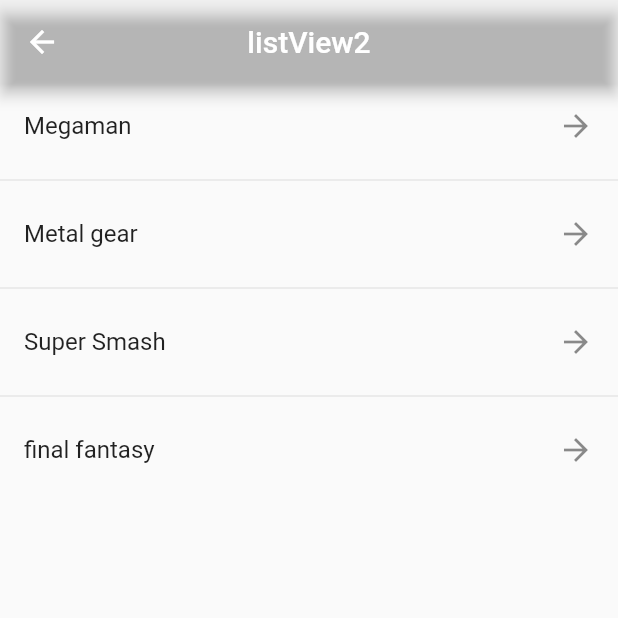
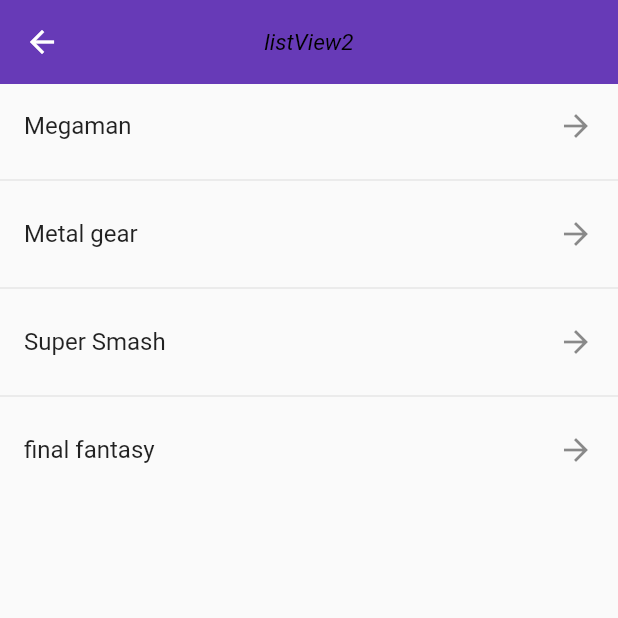
Before and after one commit to JonathanQuezada01/Flutter_componentes, a Flutter app: the ListView2Screen screen opened by its route, on a phone screen of 412 x 824 dp, the top half of it. Run offline on Flutter 3.47's test engine with Material 2 defaults, Android fonts, the phone set to English and light mode, and no system bars.

Commit message:
creacion del tema central

```diff
--- a/lib/main.dart
+++ b/lib/main.dart
@@ -1,3 +1,4 @@
+import 'package:componentes/themes/app_themes.dart';
 import 'package:flutter/material.dart';
 
 import 'routes/app_routes.dart';
@@ -16,7 +17,6 @@ class MyApp extends StatelessWidget {
         routes: AppRoutes.getAppRoutes(),
         onGenerateRoute: AppRoutes
             .onGenerateRoute, //Se debe de poner el nombre de la función creada en la ruta 404}
-      theme: ThemeData.light().copyWith(),
-    );
+        theme: AppTheme.lightTeme);
   }
 }
--- a/lib/screens/card_screen.dart
+++ b/lib/screens/card_screen.dart
@@ -5,8 +5,9 @@ class CardScreen extends StatelessWidget {
 
   @override
   Widget build(BuildContext context) {
-    return const Scaffold(
-      body: Center(
+    return Scaffold(
+      appBar: AppBar(title: const Text('cardScreen')),
+      body: const Center(
         child: Text('CardScreen'),
       ),
     );
--- a/lib/screens/listview2_screen.dart
+++ b/lib/screens/listview2_screen.dart
@@ -1,6 +1,4 @@
 import 'package:flutter/material.dart';
-
-import 'package:componentes/styles/styles.dart';
 
 class ListView2Screen extends StatelessWidget {
   //Lista de texto que se le ingresara al ListView
@@ -16,11 +14,11 @@ class ListView2Screen extends StatelessWidget {
   Widget build(BuildContext context) {
     return Scaffold(
         appBar: AppBar(
-            centerTitle: true,
-            title: const Text(
-              'listView2',
-            ),
-            backgroundColor: colorTema),
+          centerTitle: true,
+          title: const Text(
+            'listView2',
+          ),
+        ),
         body: ListView.separated(
             itemCount: options.length,
             separatorBuilder: (context, i) => const Divider(),
@@ -31,7 +29,6 @@ class ListView2Screen extends StatelessWidget {
               return ListTile(
                 title: Text(options[i]),
                 trailing: const Icon(Icons.arrow_forward),
-                selectedColor: colorTema,
                 onTap: () {
                   print(options[i]);
                 },
--- a/lib/styles/styles.dart
+++ /dev/null
@@ -1,3 +0,0 @@
-import 'package:flutter/material.dart';
-
-const colorTema = Color.fromARGB(0, 0, 0, 0);
--- /dev/null
+++ b/lib/themes/app_themes.dart
@@ -0,0 +1,17 @@
+import 'package:flutter/material.dart';
+
+class AppTheme {
+  static const Color primary = Color.fromARGB(255, 54, 14, 148);
+
+  static final ThemeData lightTeme = ThemeData.light().copyWith(
+    primaryColor: Colors.deepPurpleAccent.shade400,
+    appBarTheme: const AppBarTheme(
+        centerTitle: true,
+        color: Colors.deepPurple,
+        elevation: 0,
+        titleTextStyle: TextStyle(
+            color: Colors.black, fontSize: 15, fontStyle: FontStyle.italic)),
+  );
+
+  // final const trailing =
+}
```
Also changed, not shown: lib/screens/home_screen.dart (+3 -5 lines). Lines whose indentation alone changed are shown as unchanged.
